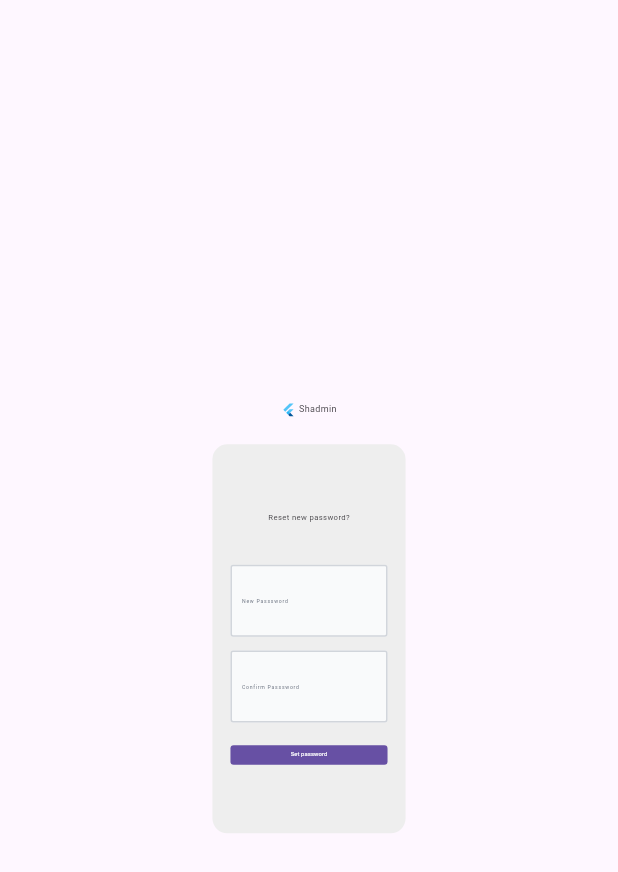
After one commit to The-Faith-Tech/shadmin, a Flutter app: the ResetPasswordView screen opened by its route, on a phone screen of 412 x 824 dp. The commit adds this screen. Shown: the top 872 px of the screen. Run offline on Flutter 3.47's test engine with Material 3 defaults, Android fonts, the phone set to English and light mode, and no system bars; our stand-ins replace device_preview, flutter_colorpicker, flutter_screenutil, get, lottie; network calls fail.

Commit message:
reset password

```diff
--- a/example/shadmin_ui/lib/routes/appPages.dart
+++ b/example/shadmin_ui/lib/routes/appPages.dart
@@ -2,6 +2,7 @@ import 'package:get/get.dart';
 import 'package:shadmin_ui/views/auth/forgotPasswordView.dart';
 import 'package:shadmin_ui/views/auth/loginView.dart';
 import 'package:shadmin_ui/views/auth/registerView.dart';
+import 'package:shadmin_ui/views/auth/resetPasswordView.dart';
 import 'package:shadmin_ui/views/navView.dart';
 
 import '../bindings/navBinding.dart';
@@ -31,6 +32,10 @@ class AppPages {
       page: () => const ForgotPasswordView(),
     ),
     GetPage(
+      name: Routes.RESET_PASSWORD,
+      page: () => const ResetPasswordView(),
+    ),
+    GetPage(
       name: Routes.BUTTONS,
       page: () => const SHButtonsView(),
     ),
--- a/example/shadmin_ui/lib/routes/appRoutes.dart
+++ b/example/shadmin_ui/lib/routes/appRoutes.dart
@@ -6,5 +6,6 @@ abstract class Routes {
   static const LOGIN = '/auth/login';
   static const REGISTER = '/auth/register';
   static const FORGOT_PASSWORD = '/auth/forgotPassword';
+  static const RESET_PASSWORD = '/auth/resetPassword';
   static const BUTTONS = '/buttons';
 }
--- /dev/null
+++ b/example/shadmin_ui/lib/views/auth/resetPasswordView.dart
@@ -0,0 +1,67 @@
+import 'package:flutter/material.dart';
+import 'package:flutter_screenutil/flutter_screenutil.dart';
+import 'package:shadmin/shadmin.dart';
+
+class ResetPasswordView extends StatelessWidget {
+  const ResetPasswordView({super.key});
+
+  @override
+  Widget build(BuildContext context) {
+    return Scaffold(
+      body: Column(
+        mainAxisAlignment: MainAxisAlignment.center,
+        children: [
+          Center(
+            child: Row(
+              mainAxisAlignment: MainAxisAlignment.center,
+              mainAxisSize: MainAxisSize.min,
+              children: [
+                FlutterLogo(
+                  size: ks11.w,
+                ),
+                khsSmall,
+                SHText(
+                  "Shadmin",
+                  size: ks7.spMin,
+                ),
+              ],
+            ),
+          ),
+          kvsb6,
+          Container(
+            width: 600.w,
+            decoration: BoxDecoration(
+              color: Colors.grey.shade200,
+              borderRadius: BorderRadius.circular(10),
+            ),
+            padding: EdgeInsets.symmetric(horizontal: khs13, vertical: kvs14),
+            child: Column(
+              mainAxisSize: MainAxisSize.min,
+              children: [
+                SHText.heading("Reset new password?"),
+                kvsb9,
+                SHTextFF(
+                  controller: TextEditingController(),
+                  hint: "New Passsword",
+                ),
+                kvsb3,
+                SHTextFF(
+                  controller: TextEditingController(),
+                  hint: "Confirm Passsword",
+                ),
+                kvsb5,
+                SizedBox(
+                  width: double.infinity,
+                  child: SHPrimaryBtn(
+                    text: "Set password",
+                    onPressed: () {},
+                  ),
+                ),
+              ],
+            ),
+          )
+        ],
+      ),
+    );
+  }
+}
--- a/example/shadmin_ui/lib/widgets/sidebar.dart
+++ b/example/shadmin_ui/lib/widgets/sidebar.dart
@@ -59,6 +59,12 @@ class Sidebar extends StatelessWidget {
                       Get.toNamed(Routes.FORGOT_PASSWORD);
                     },
                   ),
+                  SHSideBarMenuItem(
+                    title: "Reset Password",
+                    onClick: () {
+                      Get.toNamed(Routes.RESET_PASSWORD);
+                    },
+                  ),
                 ],
               ),
               SHSideBarMenuItem(
```
